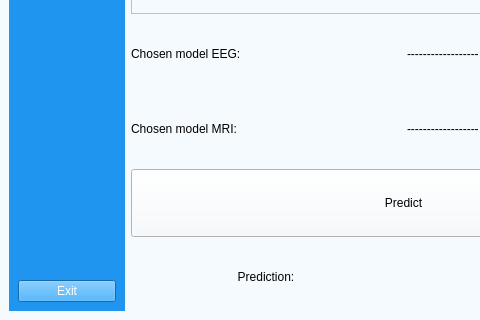
Before: the Qt Designer form UI/doctorView1.ui in matimusial/ADHDPredictorApp, drawn with Qt 5; both pictures show x 0 to 480 and y 499 to 819 of the 1235 by 819 pixel window.
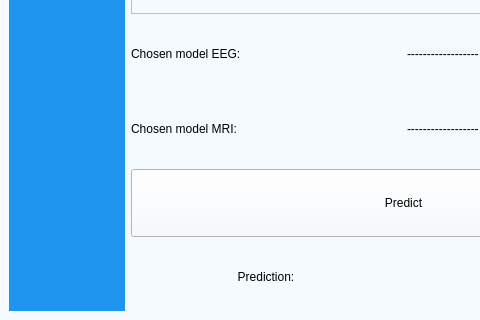
After: the same form once the commit is applied.

What changed in the file:
```diff
--- a/UI/doctorView1.ui
+++ b/UI/doctorView1.ui
@@ -68,13 +68,6 @@
            </property>
           </spacer>
          </item>
-         <item>
-          <widget class="QPushButton" name="exitButton_doctor">
-           <property name="text">
-            <string>Exit</string>
-           </property>
-          </widget>
-         </item>
         </layout>
        </widget>
       </item>
```
